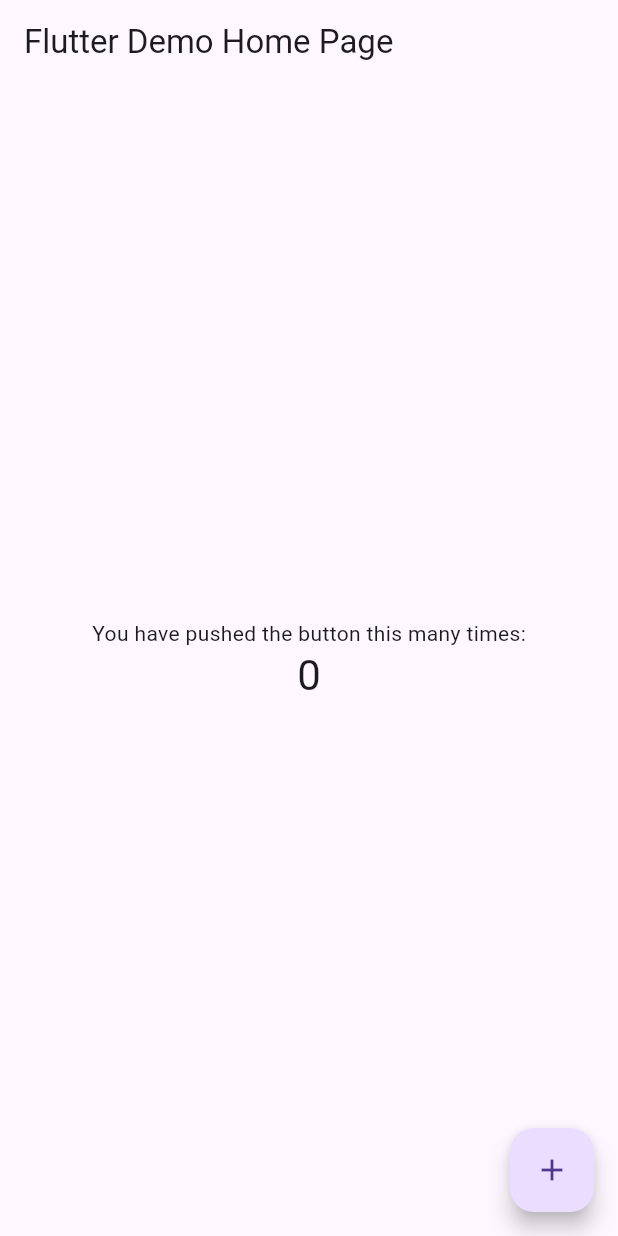
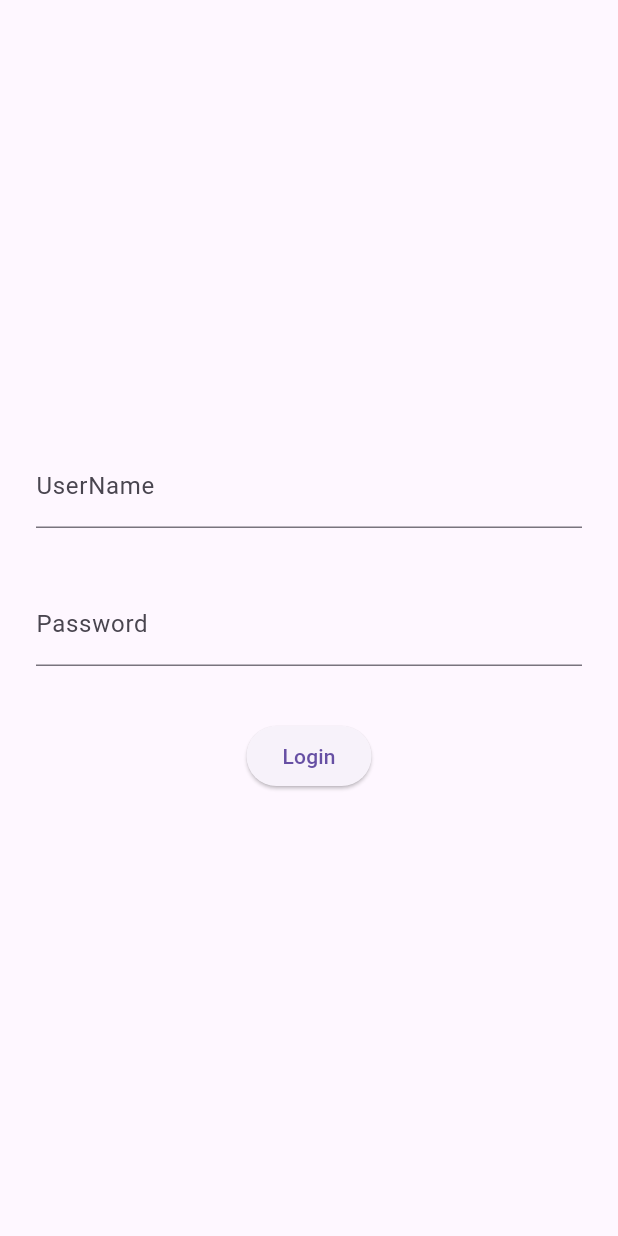
Before and after one commit to abe-tk/maestro-example, a Flutter app: the screen it shows after launch, on a phone screen of 412 x 824 dp. Run offline on Flutter 3.47's test engine with Material 3 defaults, Android fonts, the phone set to English and light mode, and no system bars.

Commit message:
「ログイン画面→ホーム画面」を作成

```diff
--- /dev/null
+++ b/lib/app.dart
@@ -0,0 +1,13 @@
+import 'package:app/login_page.dart';
+import 'package:flutter/material.dart';
+
+class MyApp extends StatelessWidget {
+  const MyApp({super.key});
+
+  @override
+  Widget build(BuildContext context) {
+    return const MaterialApp(
+      home: LoginPage(),
+    );
+  }
+}
--- /dev/null
+++ b/lib/login_page.dart
@@ -0,0 +1,107 @@
+import 'package:app/app_circle_loading.dart';
+import 'package:app/home_page.dart';
+import 'package:flutter/material.dart';
+
+class LoginPage extends StatefulWidget {
+  const LoginPage({super.key});
+
+  @override
+  State<LoginPage> createState() => _LoginPageState();
+}
+
+class _LoginPageState extends State<LoginPage> {
+  final GlobalKey<FormState> _formKey = GlobalKey<FormState>();
+
+  final userNameController = TextEditingController();
+  final passwordController = TextEditingController();
+
+  void _unfocusKeyboard() {
+    final FocusScopeNode currentScope = FocusScope.of(context);
+    if (!currentScope.hasPrimaryFocus && currentScope.hasFocus) {
+      FocusManager.instance.primaryFocus!.unfocus();
+    }
+  }
+
+  @override
+  Widget build(BuildContext context) {
+    return Scaffold(
+      body: Padding(
+        padding: const EdgeInsets.symmetric(horizontal: 24),
+        child: Form(
+          key: _formKey,
+          child: Column(
+            mainAxisAlignment: MainAxisAlignment.center,
+            children: [
+              // ユーザ名入力欄
+              TextFormField(
+                controller: userNameController,
+                decoration: const InputDecoration(
+                  labelText: 'UserName',
+                ),
+                validator: (value) {
+                  if (value!.isEmpty) {
+                    return 'Please enter some text';
+                  }
+                  return null;
+                },
+              ),
+              const SizedBox(height: 36),
+
+              // パスワード入力欄
+              TextFormField(
+                controller: passwordController,
+                obscureText: true,
+                decoration: const InputDecoration(
+                  labelText: 'Password',
+                ),
+                validator: (value) {
+                  if (value!.isEmpty) {
+                    return 'Please enter some text';
+                  }
+                  if (value.length < 8) {
+                    return 'Password must be at least 8 characters';
+                  }
+                  return null;
+                },
+              ),
+              const SizedBox(height: 36),
+
+              // ログインボタン
+              ElevatedButton(
+                onPressed: () async {
+                  // キーボードを閉じる
+                  _unfocusKeyboard();
+
+                  if (_formKey.currentState!.validate()) {
+                    // ローディングダイアログを表示
+                    AppCircleLoadingDialog.show(context: context);
+
+                    // 非同期処理で3秒待つ
+                    await Future.delayed(const Duration(seconds: 3));
+
+                    if (context.mounted) {
+                      // ローディングダイアログを閉じる
+                      Navigator.of(context).pop();
+
+                      // ホーム画面に遷移
+                      Navigator.push(
+                        context,
+                        MaterialPageRoute(
+                            builder: (context) => const HomePage()),
+                      );
+
+                      // 入力欄をクリア
+                      userNameController.clear();
+                      passwordController.clear();
+                    }
+                  }
+                },
+                child: const Text('Login'),
+              ),
+            ],
+          ),
+        ),
+      ),
+    );
+  }
+}
--- a/lib/main.dart
+++ b/lib/main.dart
@@ -1,115 +1,6 @@
+import 'package:app/app.dart';
 import 'package:flutter/material.dart';
 
 void main() {
   runApp(const MyApp());
 }
-
-class MyApp extends StatelessWidget {
-  const MyApp({super.key});
-
-  // This widget is the root of your application.
-  @override
-  Widget build(BuildContext context) {
-    return MaterialApp(
-      title: 'Flutter Demo',
-      theme: ThemeData(
-        // This is the theme of your application.
-        //
-        // Try running your application with "flutter run". You'll see the
-        // application has a blue toolbar. Then, without quitting the app, try
-        // changing the primarySwatch below to Colors.green and then invoke
-        // "hot reload" (press "r" in the console where you ran "flutter run",
-        // or simply save your changes to "hot reload" in a Flutter IDE).
-        // Notice that the counter didn't reset back to zero; the application
-        // is not restarted.
-        primarySwatch: Colors.blue,
-      ),
-      home: const MyHomePage(title: 'Flutter Demo Home Page'),
-    );
-  }
-}
-
-class MyHomePage extends StatefulWidget {
-  const MyHomePage({super.key, required this.title});
-
-  // This widget is the home page of your application. It is stateful, meaning
-  // that it has a State object (defined below) that contains fields that affect
-  // how it looks.
-
-  // This class is the configuration for the state. It holds the values (in this
-  // case the title) provided by the parent (in this case the App widget) and
-  // used by the build method of the State. Fields in a Widget subclass are
-  // always marked "final".
-
-  final String title;
-
-  @override
-  State<MyHomePage> createState() => _MyHomePageState();
-}
-
-class _MyHomePageState extends State<MyHomePage> {
-  int _counter = 0;
-
-  void _incrementCounter() {
-    setState(() {
-      // This call to setState tells the Flutter framework that something has
-      // changed in this State, which causes it to rerun the build method below
-      // so that the display can reflect the updated values. If we changed
-      // _counter without calling setState(), then the build method would not be
-      // called again, and so nothing would appear to happen.
-      _counter++;
-    });
-  }
-
-  @override
-  Widget build(BuildContext context) {
-    // This method is rerun every time setState is called, for instance as done
-    // by the _incrementCounter method above.
-    //
-    // The Flutter framework has been optimized to make rerunning build methods
-    // fast, so that you can just rebuild anything that needs updating rather
-    // than having to individually change instances of widgets.
-    return Scaffold(
-      appBar: AppBar(
-        // Here we take the value from the MyHomePage object that was created by
-        // the App.build method, and use it to set our appbar title.
-        title: Text(widget.title),
-      ),
-      body: Center(
-        // Center is a layout widget. It takes a single child and positions it
-        // in the middle of the parent.
-        child: Column(
-          // Column is also a layout widget. It takes a list of children and
-          // arranges them vertically. By default, it sizes itself to fit its
-          // children horizontally, and tries to be as tall as its parent.
-          //
-          // Invoke "debug painting" (press "p" in the console, choose the
-          // "Toggle Debug Paint" action from the Flutter Inspector in Android
-          // Studio, or the "Toggle Debug Paint" command in Visual Studio Code)
-          // to see the wireframe for each widget.
-          //
-          // Column has various properties to control how it sizes itself and
-          // how it positions its children. Here we use mainAxisAlignment to
-          // center the children vertically; the main axis here is the vertical
-          // axis because Columns are vertical (the cross axis would be
-          // horizontal).
-          mainAxisAlignment: MainAxisAlignment.center,
-          children: <Widget>[
-            const Text(
-              'You have pushed the button this many times:',
-            ),
-            Text(
-              '$_counter',
-              style: Theme.of(context).textTheme.headlineMedium,
-            ),
-          ],
-        ),
-      ),
-      floatingActionButton: FloatingActionButton(
-        onPressed: _incrementCounter,
-        tooltip: 'Increment',
-        child: const Icon(Icons.add),
-      ), // This trailing comma makes auto-formatting nicer for build methods.
-    );
-  }
-}
```
Also changed, not shown: lib/app_circle_loading.dart (added, +23 -0 lines), lib/home_page.dart (added, +28 -0 lines), 1 other file.
